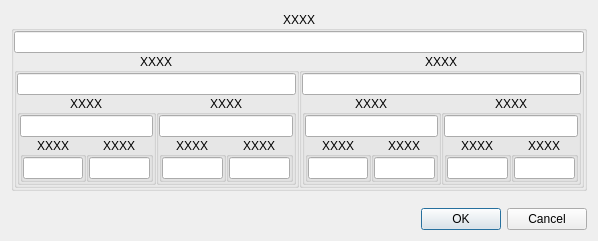
This is dialogregister64.ui in horsicq/XRegistersView as Qt 5 draws it before an edit. The edited form follows.
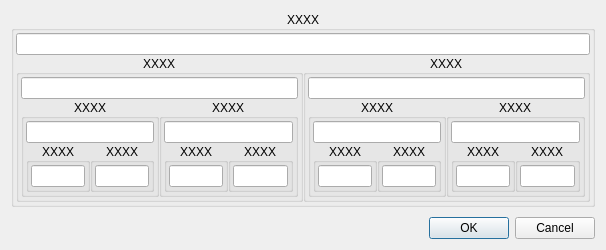
This is the edited form. Custom widgets are drawn as their Qt base class.

Patch:
```diff
--- a/dialogregister64.ui
+++ b/dialogregister64.ui
@@ -9,8 +9,8 @@
    <rect>
     <x>0</x>
     <y>0</y>
-    <width>598</width>
-    <height>241</height>
+    <width>606</width>
+    <height>250</height>
    </rect>
   </property>
   <property name="windowTitle">
@@ -33,16 +33,16 @@
        <number>0</number>
       </property>
       <property name="leftMargin">
-       <number>0</number>
+       <number>2</number>
       </property>
       <property name="topMargin">
-       <number>0</number>
+       <number>2</number>
       </property>
       <property name="rightMargin">
-       <number>0</number>
+       <number>2</number>
       </property>
       <property name="bottomMargin">
-       <number>0</number>
+       <number>2</number>
       </property>
       <item>
        <widget class="XLineEditHEX" name="lineEditReg64"/>
@@ -65,16 +65,16 @@
             <number>0</number>
            </property>
            <property name="leftMargin">
-            <number>0</number>
+            <number>2</number>
            </property>
            <property name="topMargin">
-            <number>0</number>
+            <number>2</number>
            </property>
            <property name="rightMargin">
-            <number>0</number>
+            <number>2</number>
            </property>
            <property name="bottomMargin">
-            <number>0</number>
+            <number>2</number>
            </property>
            <item>
             <widget class="XLineEditHEX" name="lineEditReg32_1"/>
@@ -97,16 +97,16 @@
                  <number>0</number>
                 </property>
                 <property name="leftMargin">
-                 <number>0</number>
+                 <number>2</number>
                 </property>
                 <property name="topMargin">
-                 <number>0</number>
+                 <number>2</number>
                 </property>
                 <property name="rightMargin">
-                 <number>0</number>
+                 <number>2</number>
                 </property>
                 <property name="bottomMargin">
-                 <number>0</number>
+                 <number>2</number>
                 </property>
                 <item>
                  <widget class="XLineEditHEX" name="lineEditReg16_1"/>
@@ -129,16 +129,16 @@
                       <number>0</number>
                      </property>
                      <property name="leftMargin">
-                      <number>0</number>
+                      <number>2</number>
                      </property>
                      <property name="topMargin">
-                      <number>0</number>
+                      <number>2</number>
                      </property>
                      <property name="rightMargin">
-                      <number>0</number>
+                      <number>2</number>
                      </property>
                      <property name="bottomMargin">
-                      <number>0</number>
+                      <number>2</number>
                      </property>
                      <item>
                       <widget class="XLineEditHEX" name="lineEditReg8_1"/>
@@ -159,16 +159,16 @@
                       <number>0</number>
                      </property>
                      <property name="leftMargin">
-                      <number>0</number>
+                      <number>2</number>
                      </property>
                      <property name="topMargin">
-                      <number>0</number>
+                      <number>2</number>
                      </property>
                      <property name="rightMargin">
-                      <number>0</number>
+                      <number>2</number>
                      </property>
                      <property name="bottomMargin">
-                      <number>0</number>
+                      <number>2</number>
                      </property>
                      <item>
                       <widget class="XLineEditHEX" name="lineEditReg8_2"/>
@@ -194,16 +194,16 @@
                  <number>0</number>
                 </property>
                 <property name="leftMargin">
-                 <number>0</number>
+                 <number>2</number>
                 </property>
                 <property name="topMargin">
-                 <number>0</number>
+                 <number>2</number>
                 </property>
                 <property name="rightMargin">
-                 <number>0</number>
+                 <number>2</number>
                 </property>
                 <property name="bottomMargin">
-                 <number>0</number>
+                 <number>2</number>
                 </property>
                 <item>
                  <widget class="XLineEditHEX" name="lineEditReg16_2"/>
@@ -226,16 +226,16 @@
                       <number>0</number>
                      </property>
                      <property name="leftMargin">
-                      <number>0</number>
+                      <number>2</number>
                      </property>
                      <property name="topMargin">
-                      <number>0</number>
+                      <number>2</number>
                      </property>
                      <property name="rightMargin">
-                      <number>0</number>
+                      <number>2</number>
                      </property>
                      <property name="bottomMargin">
-                      <number>0</number>
+                      <number>2</number>
                      </property>
                      <item>
                       <widget class="XLineEditHEX" name="lineEditReg8_3"/>
@@ -256,16 +256,16 @@
                       <number>0</number>
                      </property>
                      <property name="leftMargin">
-                      <number>0</number>
+                      <number>2</number>
                      </property>
                      <property name="topMargin">
-                      <number>0</number>
+                      <number>2</number>
                      </property>
                      <property name="rightMargin">
-                      <number>0</number>
+                      <number>2</number>
                      </property>
                      <property name="bottomMargin">
-                      <number>0</number>
+                      <number>2</number>
                      </property>
                      <item>
                       <widget class="XLineEditHEX" name="lineEditReg8_4"/>
@@ -296,16 +296,16 @@
             <number>0</number>
            </property>
            <property name="leftMargin">
-            <number>0</number>
+            <number>2</number>
            </property>
            <property name="topMargin">
-            <number>0</number>
+            <number>2</number>
            </property>
            <property name="rightMargin">
-            <number>0</number>
+            <number>2</number>
            </property>
            <property name="bottomMargin">
-            <number>0</number>
+            <number>2</number>
            </property>
            <item>
             <widget class="XLineEditHEX" name="lineEditReg32_2"/>
@@ -328,16 +328,16 @@
                  <number>0</number>
                 </property>
                 <property name="leftMargin">
-                 <number>0</number>
+                 <number>2</number>
                 </property>
                 <property name="topMargin">
-                 <number>0</number>
+                 <number>2</number>
                 </property>
                 <property name="rightMargin">
-                 <number>0</number>
+                 <number>2</number>
                 </property>
                 <property name="bottomMargin">
-                 <number>0</number>
+                 <number>2</number>
                 </property>
                 <item>
                  <widget class="XLineEditHEX" name="lineEditReg16_3"/>
@@ -360,16 +360,16 @@
                       <number>0</number>
                      </property>
                      <property name="leftMargin">
-                      <number>0</number>
+                      <number>2</number>
                      </property>
                      <property name="topMargin">
-                      <number>0</number>
+                      <number>2</number>
                      </property>
                      <property name="rightMargin">
-                      <number>0</number>
+                      <number>2</number>
                      </property>
                      <property name="bottomMargin">
-                      <number>0</number>
+                      <number>2</number>
                      </property>
                      <item>
                       <widget class="XLineEditHEX" name="lineEditReg8_5"/>
@@ -390,16 +390,16 @@
                       <number>0</number>
                      </property>
                      <property name="leftMargin">
-                      <number>0</number>
+                      <number>2</number>
                      </property>
                      <property name="topMargin">
-                      <number>0</number>
+                      <number>2</number>
                      </property>
                      <property name="rightMargin">
-                      <number>0</number>
+                      <number>2</number>
                      </property>
                      <property name="bottomMargin">
-                      <number>0</number>
+                      <number>2</number>
                      </property>
                      <item>
                       <widget class="XLineEditHEX" name="lineEditReg8_6"/>
@@ -425,16 +425,16 @@
                  <number>0</number>
                 </property>
                 <property name="leftMargin">
-                 <number>0</number>
+                 <number>2</number>
                 </property>
                 <property name="topMargin">
-                 <number>0</number>
+                 <number>2</number>
                 </property>
                 <property name="rightMargin">
-                 <number>0</number>
+                 <number>2</number>
                 </property>
                 <property name="bottomMargin">
-                 <number>0</number>
+                 <number>2</number>
                 </property>
                 <item>
                  <widget class="XLineEditHEX" name="lineEditReg16_4"/>
@@ -457,16 +457,16 @@
                       <number>0</number>
                      </property>
                      <property name="leftMargin">
-                      <number>0</number>
+                      <number>2</number>
                      </property>
                      <property name="topMargin">
-                      <number>0</number>
+                      <number>2</number>
                      </property>
                      <property name="rightMargin">
-                      <number>0</number>
+                      <number>2</number>
                      </property>
                      <property name="bottomMargin">
-                      <number>0</number>
+                      <number>2</number>
                      </property>
                      <item>
                       <widget class="XLineEditHEX" name="lineEditReg8_7"/>
@@ -487,16 +487,16 @@
                       <number>0</number>
                      </property>
                      <property name="leftMargin">
-                      <number>0</number>
+                      <number>2</number>
                      </property>
                      <property name="topMargin">
-                      <number>0</number>
+                      <number>2</number>
                      </property>
                      <property name="rightMargin">
-                      <number>0</number>
+                      <number>2</number>
                      </property>
                      <property name="bottomMargin">
-                      <number>0</number>
+                      <number>2</number>
                      </property>
                      <item>
                       <widget class="XLineEditHEX" name="lineEditReg8_8"/>
```
